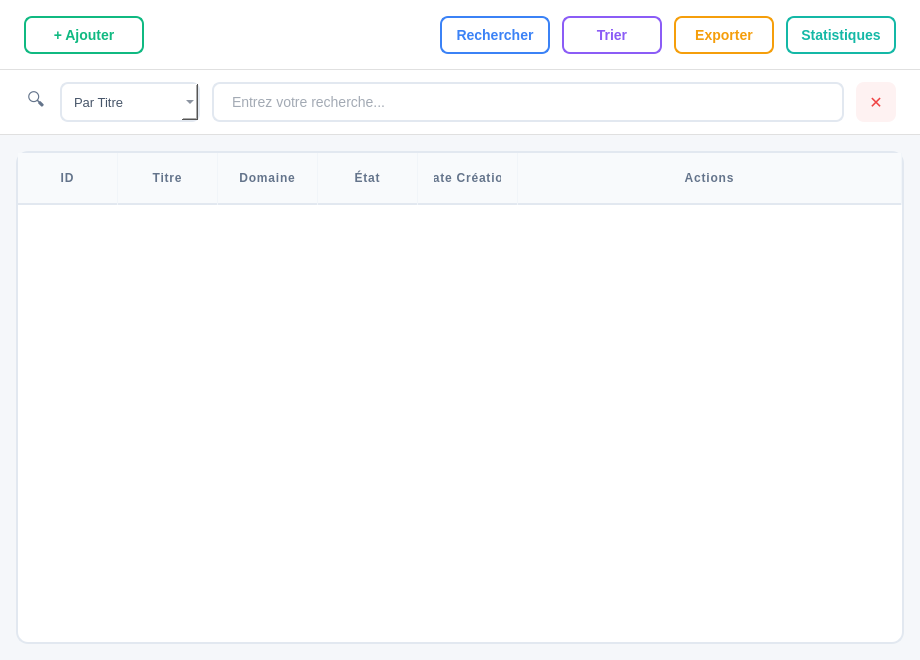
The window that publicationspage.ui (Mohamedrayenouerghui/Smart_Reaseach_Publication_Management) describes before a commit, drawn with Qt 5.
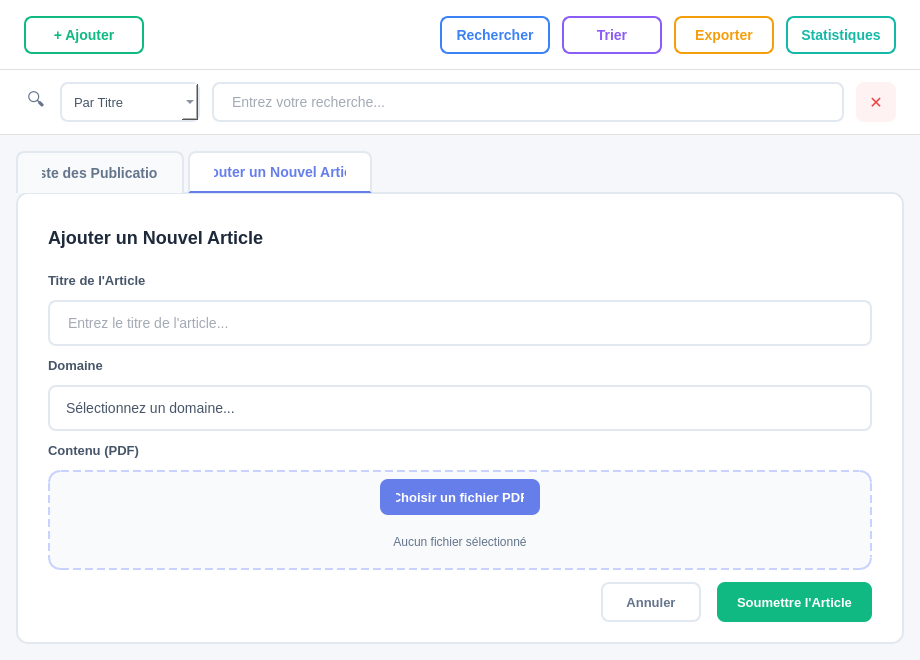
The same window after the commit. The open tabs and pages were chosen to show the change.

The edit to the form file:
```diff
--- a/publicationspage.ui
+++ b/publicationspage.ui
@@ -512,12 +512,66 @@
        <number>16</number>
       </property>
       <item>
-       <widget class="QTableWidget" name="publicationsTable">
+       <widget class="QTabWidget" name="publicationsTabWidget">
         <property name="styleSheet">
-         <string notr="true">QTableWidget {
-    background-color: #FFFFFF;
+         <string notr="true">QTabWidget::pane {
     border: 1.5px solid #E2E8F0;
     border-radius: 12px;
+    background-color: #FFFFFF;
+    top: -1px;
+}
+QTabBar::tab {
+    background-color: #F8FAFC;
+    color: #64748B;
+    padding: 12px 24px;
+    border: 1.5px solid #E2E8F0;
+    border-bottom: none;
+    border-top-left-radius: 8px;
+    border-top-right-radius: 8px;
+    font-family: 'Segoe UI', sans-serif;
+    font-size: 14px;
+    font-weight: 600;
+    margin-right: 4px;
+}
+QTabBar::tab:selected {
+    background-color: #FFFFFF;
+    color: #667eea;
+    border-bottom: 2px solid #667eea;
+}
+QTabBar::tab:hover:!selected {
+    background-color: #EEF2FF;
+    color: #667eea;
+}</string>
+        </property>
+        <property name="currentIndex">
+         <number>0</number>
+        </property>
+        <widget class="QWidget" name="listTab">
+         <attribute name="title">
+          <string>Liste des Publications</string>
+         </attribute>
+         <layout class="QVBoxLayout" name="listTabLayout">
+          <property name="spacing">
+           <number>0</number>
+          </property>
+          <property name="leftMargin">
+           <number>0</number>
+          </property>
+          <property name="topMargin">
+           <number>0</number>
+          </property>
+          <property name="rightMargin">
+           <number>0</number>
+          </property>
+          <property name="bottomMargin">
+           <number>0</number>
+          </property>
+          <item>
+           <widget class="QTableWidget" name="publicationsTable">
+            <property name="styleSheet">
+             <string notr="true">QTableWidget {
+    background-color: #FFFFFF;
+    border: none;
     gridline-color: #F1F5F9;
     font-family: 'Segoe UI', 'Roboto', sans-serif;
 }
@@ -544,55 +598,435 @@
     font-family: 'Segoe UI', 'Roboto', sans-serif;
     letter-spacing: 0.8px;
 }</string>
-        </property>
-        <property name="editTriggers">
-         <set>QAbstractItemView::EditTrigger::NoEditTriggers</set>
-        </property>
-        <property name="alternatingRowColors">
-         <bool>true</bool>
-        </property>
-        <property name="selectionMode">
-         <enum>QAbstractItemView::SelectionMode::SingleSelection</enum>
-        </property>
-        <property name="selectionBehavior">
-         <enum>QAbstractItemView::SelectionBehavior::SelectRows</enum>
-        </property>
-        <attribute name="horizontalHeaderStretchLastSection">
-         <bool>true</bool>
-        </attribute>
-        <attribute name="verticalHeaderVisible">
-         <bool>false</bool>
-        </attribute>
-        <column>
-         <property name="text">
-          <string>ID</string>
-         </property>
-        </column>
-        <column>
-         <property name="text">
-          <string>Titre</string>
-         </property>
-        </column>
-        <column>
-         <property name="text">
-          <string>Domaine</string>
-         </property>
-        </column>
-        <column>
-         <property name="text">
-          <string>État</string>
-         </property>
-        </column>
-        <column>
-         <property name="text">
-          <string>Date Création</string>
-         </property>
-        </column>
-        <column>
-         <property name="text">
-          <string>Actions</string>
-         </property>
-        </column>
+            </property>
+            <property name="editTriggers">
+             <set>QAbstractItemView::EditTrigger::NoEditTriggers</set>
+            </property>
+            <property name="alternatingRowColors">
+             <bool>true</bool>
+            </property>
+            <property name="selectionMode">
+             <enum>QAbstractItemView::SelectionMode::SingleSelection</enum>
+            </property>
+            <property name="selectionBehavior">
+             <enum>QAbstractItemView::SelectionBehavior::SelectRows</enum>
+            </property>
+            <attribute name="horizontalHeaderStretchLastSection">
+             <bool>true</bool>
+            </attribute>
+            <attribute name="verticalHeaderVisible">
+             <bool>false</bool>
+            </attribute>
+            <column>
+             <property name="text">
+              <string>ID</string>
+             </property>
+            </column>
+            <column>
+             <property name="text">
+              <string>Titre</string>
+             </property>
+            </column>
+            <column>
+             <property name="text">
+              <string>Domaine</string>
+             </property>
+            </column>
+            <column>
+             <property name="text">
+              <string>État</string>
+             </property>
+            </column>
+            <column>
+             <property name="text">
+              <string>Date Création</string>
+             </property>
+            </column>
+            <column>
+             <property name="text">
+              <string>Actions</string>
+             </property>
+            </column>
+           </widget>
+          </item>
+         </layout>
+        </widget>
+        <widget class="QWidget" name="addTab">
+         <attribute name="title">
+          <string>Ajouter un Nouvel Article</string>
+         </attribute>
+         <layout class="QVBoxLayout" name="addTabLayout">
+          <property name="spacing">
+           <number>12</number>
+          </property>
+          <property name="leftMargin">
+           <number>30</number>
+          </property>
+          <property name="topMargin">
+           <number>20</number>
+          </property>
+          <property name="rightMargin">
+           <number>30</number>
+          </property>
+          <property name="bottomMargin">
+           <number>20</number>
+          </property>
+          <item>
+           <widget class="QLabel" name="formTitleLabel">
+            <property name="styleSheet">
+             <string notr="true">font-size: 18px; font-weight: 600; color: #1E293B; background: transparent;</string>
+            </property>
+            <property name="text">
+             <string>Ajouter un Nouvel Article</string>
+            </property>
+           </widget>
+          </item>
+          <item>
+           <widget class="QWidget" name="formWidget" native="true">
+            <property name="styleSheet">
+             <string notr="true">QWidget#formWidget {
+    background-color: transparent;
+}</string>
+            </property>
+            <layout class="QVBoxLayout" name="formLayout">
+             <property name="spacing">
+              <number>12</number>
+             </property>
+             <property name="leftMargin">
+              <number>0</number>
+             </property>
+             <property name="topMargin">
+              <number>0</number>
+             </property>
+             <property name="rightMargin">
+              <number>0</number>
+             </property>
+             <property name="bottomMargin">
+              <number>0</number>
+             </property>
+             <item>
+              <widget class="QLabel" name="titreLabel">
+               <property name="styleSheet">
+                <string notr="true">font-size: 13px; font-weight: 600; color: #475569; background: transparent;</string>
+               </property>
+               <property name="text">
+                <string>Titre de l'Article</string>
+               </property>
+              </widget>
+             </item>
+             <item>
+              <widget class="QLineEdit" name="titreInput">
+               <property name="minimumSize">
+                <size>
+                 <width>0</width>
+                 <height>38</height>
+                </size>
+               </property>
+               <property name="styleSheet">
+                <string notr="true">QLineEdit {
+    border: 1.5px solid #E2E8F0;
+    border-radius: 8px;
+    padding: 12px 16px;
+    background: #FFFFFF;
+    font-family: 'Segoe UI', sans-serif;
+    font-size: 14px;
+    color: #475569;
+}
+QLineEdit:hover {
+    border-color: #C7D2FE;
+}
+QLineEdit:focus {
+    border-color: #667eea;
+    background-color: #FAFBFF;
+}</string>
+               </property>
+               <property name="placeholderText">
+                <string>Entrez le titre de l'article...</string>
+               </property>
+              </widget>
+             </item>
+             <item>
+              <widget class="QLabel" name="domaineLabel">
+               <property name="styleSheet">
+                <string notr="true">font-size: 13px; font-weight: 600; color: #475569; background: transparent;</string>
+               </property>
+               <property name="text">
+                <string>Domaine</string>
+               </property>
+              </widget>
+             </item>
+             <item>
+              <widget class="QComboBox" name="domaineCombo">
+               <property name="minimumSize">
+                <size>
+                 <width>0</width>
+                 <height>38</height>
+                </size>
+               </property>
+               <property name="styleSheet">
+                <string notr="true">QComboBox {
+    border: 1.5px solid #E2E8F0;
+    border-radius: 8px;
+    padding: 12px 16px;
+    background: #FFFFFF;
+    font-family: 'Segoe UI', sans-serif;
+    font-size: 14px;
+    color: #475569;
+}
+QComboBox:hover {
+    border-color: #C7D2FE;
+}
+QComboBox:focus {
+    border-color: #667eea;
+    background-color: #FAFBFF;
+}
+QComboBox::drop-down {
+    border: none;
+    padding-right: 10px;
+}
+QComboBox::down-arrow {
+    image: none;
+    border-left: 5px solid transparent;
+    border-right: 5px solid transparent;
+    border-top: 6px solid #64748B;
+    margin-right: 8px;
+}</string>
+               </property>
+               <item>
+                <property name="text">
+                 <string>Sélectionnez un domaine...</string>
+                </property>
+               </item>
+               <item>
+                <property name="text">
+                 <string>Intelligence Artificielle</string>
+                </property>
+               </item>
+               <item>
+                <property name="text">
+                 <string>Réseaux et Sécurité</string>
+                </property>
+               </item>
+               <item>
+                <property name="text">
+                 <string>Génie Logiciel</string>
+                </property>
+               </item>
+               <item>
+                <property name="text">
+                 <string>Systèmes Distribués</string>
+                </property>
+               </item>
+               <item>
+                <property name="text">
+                 <string>Base de Données</string>
+                </property>
+               </item>
+               <item>
+                <property name="text">
+                 <string>Autre</string>
+                </property>
+               </item>
+              </widget>
+             </item>
+             <item>
+              <widget class="QLabel" name="contenuLabel">
+               <property name="styleSheet">
+                <string notr="true">font-size: 13px; font-weight: 600; color: #475569; background: transparent;</string>
+               </property>
+               <property name="text">
+                <string>Contenu (PDF)</string>
+               </property>
+              </widget>
+             </item>
+             <item>
+              <widget class="QWidget" name="uploadWidget" native="true">
+               <property name="minimumSize">
+                <size>
+                 <width>0</width>
+                 <height>100</height>
+                </size>
+               </property>
+               <property name="styleSheet">
+                <string notr="true">QWidget#uploadWidget {
+    border: 2px dashed #C7D2FE;
+    border-radius: 12px;
+    background-color: #F8FAFC;
+}</string>
+               </property>
+               <layout class="QVBoxLayout" name="uploadLayout">
+                <property name="spacing">
+                 <number>8</number>
+                </property>
+                <item alignment="Qt::AlignmentFlag::AlignHCenter">
+                 <widget class="QPushButton" name="uploadButton">
+                  <property name="minimumSize">
+                   <size>
+                    <width>160</width>
+                    <height>36</height>
+                   </size>
+                  </property>
+                  <property name="maximumSize">
+                   <size>
+                    <width>160</width>
+                    <height>36</height>
+                   </size>
+                  </property>
+                  <property name="cursor">
+                   <cursorShape>PointingHandCursor</cursorShape>
+                  </property>
+                  <property name="styleSheet">
+                   <string notr="true">QPushButton {
+    background-color: #667eea;
+    color: white;
+    border: none;
+    border-radius: 8px;
+    font-family: 'Segoe UI', sans-serif;
+    font-size: 13px;
+    font-weight: 600;
+    padding: 8px 16px;
+}
+QPushButton:hover {
+    background-color: #5568d3;
+}
+QPushButton:pressed {
+    background-color: #4c51bf;
+}</string>
+                  </property>
+                  <property name="text">
+                   <string>Choisir un fichier PDF</string>
+                  </property>
+                 </widget>
+                </item>
+                <item>
+                 <widget class="QLabel" name="fileNameLabel">
+                  <property name="styleSheet">
+                   <string notr="true">font-size: 12px; color: #64748B; background: transparent;</string>
+                  </property>
+                  <property name="text">
+                   <string>Aucun fichier sélectionné</string>
+                  </property>
+                  <property name="alignment">
+                   <set>Qt::AlignmentFlag::AlignCenter</set>
+                  </property>
+                 </widget>
+                </item>
+               </layout>
+              </widget>
+             </item>
+             <item>
+              <widget class="QWidget" name="buttonWidget" native="true">
+               <property name="styleSheet">
+                <string notr="true">QWidget#buttonWidget {
+    background-color: transparent;
+}</string>
+               </property>
+               <layout class="QHBoxLayout" name="buttonLayout">
+                <property name="spacing">
+                 <number>16</number>
+                </property>
+                <property name="leftMargin">
+                 <number>0</number>
+                </property>
+                <property name="topMargin">
+                 <number>0</number>
+                </property>
+                <property name="rightMargin">
+                 <number>0</number>
+                </property>
+                <property name="bottomMargin">
+                 <number>0</number>
+                </property>
+                <item>
+                 <spacer name="horizontalSpacer_2">
+                  <property name="orientation">
+                   <enum>Qt::Orientation::Horizontal</enum>
+                  </property>
+                  <property name="sizeHint" stdset="0">
+                   <size>
+                    <width>40</width>
+                    <height>20</height>
+                   </size>
+                  </property>
+                 </spacer>
+                </item>
+                <item>
+                 <widget class="QPushButton" name="cancelButton">
+                  <property name="minimumSize">
+                   <size>
+                    <width>100</width>
+                    <height>40</height>
+                   </size>
+                  </property>
+                  <property name="cursor">
+                   <cursorShape>PointingHandCursor</cursorShape>
+                  </property>
+                  <property name="styleSheet">
+                   <string notr="true">QPushButton {
+    background-color: transparent;
+    color: #64748B;
+    border: 2px solid #E2E8F0;
+    border-radius: 8px;
+    font-family: 'Segoe UI', sans-serif;
+    font-size: 13px;
+    font-weight: 600;
+    padding: 8px 20px;
+}
+QPushButton:hover {
+    background-color: #F8FAFC;
+    border-color: #CBD5E1;
+}
+QPushButton:pressed {
+    background-color: #F1F5F9;
+}</string>
+                  </property>
+                  <property name="text">
+                   <string>Annuler</string>
+                  </property>
+                 </widget>
+                </item>
+                <item>
+                 <widget class="QPushButton" name="submitButton">
+                  <property name="minimumSize">
+                   <size>
+                    <width>140</width>
+                    <height>40</height>
+                   </size>
+                  </property>
+                  <property name="cursor">
+                   <cursorShape>PointingHandCursor</cursorShape>
+                  </property>
+                  <property name="styleSheet">
+                   <string notr="true">QPushButton {
+    background-color: #10B981;
+    color: white;
+    border: none;
+    border-radius: 8px;
+    font-family: 'Segoe UI', sans-serif;
+    font-size: 13px;
+    font-weight: 600;
+    padding: 8px 20px;
+}
+QPushButton:hover {
+    background-color: #059669;
+}
+QPushButton:pressed {
+    background-color: #047857;
+}</string>
+                  </property>
+                  <property name="text">
+                   <string>Soumettre l'Article</string>
+                  </property>
+                 </widget>
+                </item>
+               </layout>
+              </widget>
+             </item>
+            </layout>
+           </widget>
+          </item>
+         </layout>
+        </widget>
        </widget>
       </item>
      </layout>
```
